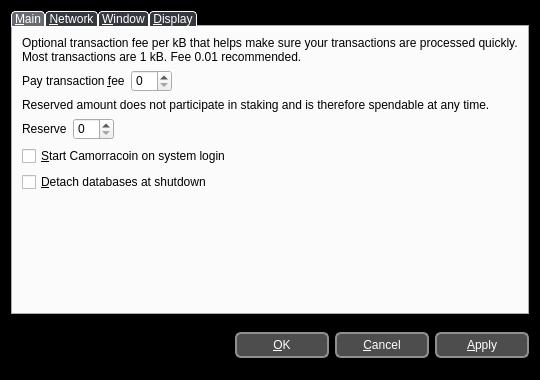
Old version of the form src/qt/forms/optionsdialog.ui in the repository camorracoin/camorracoin.
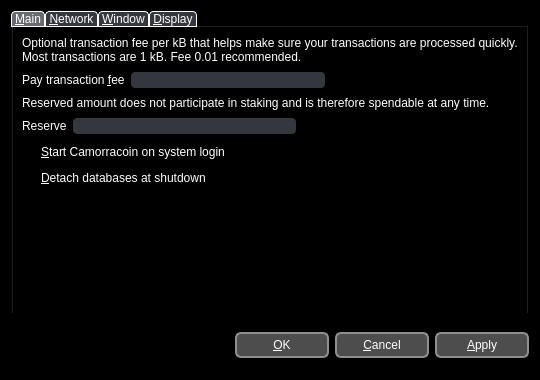
New version of the form. Icons and pictures are not drawn. Custom widgets are drawn as their Qt base class.

```diff
--- a/src/qt/forms/optionsdialog.ui
+++ b/src/qt/forms/optionsdialog.ui
@@ -124,6 +124,10 @@
 }
 QTabBar::tab:selected {
 	background-color: #676A71;
+}
+QWidget {
+	background-color: #000000;
+	color: #FFFFFF;
 }</string>
      </property>
      <property name="tabPosition">
@@ -166,7 +170,19 @@
           </widget>
          </item>
          <item>
-          <widget class="BitcoinAmountField" name="transactionFee"/>
+          <widget class="BitcoinAmountField" name="transactionFee">
+           <property name="styleSheet">
+            <string notr="true">QLineEdit {
+	background-color: #34373E;
+	color: #FFFFFF;
+	border: 1px solid #FFFFFFF;
+	border-radius: 4px;
+}
+QLineEdit:hover {
+	background-color: #676A71;
+}</string>
+           </property>
+          </widget>
          </item>
          <item>
           <spacer name="horizontalSpacerFee">
@@ -212,7 +228,19 @@
           </widget>
          </item>
          <item>
-          <widget class="BitcoinAmountField" name="reserveBalance"/>
+          <widget class="BitcoinAmountField" name="reserveBalance">
+           <property name="styleSheet">
+            <string notr="true">QLineEdit {
+	background-color: #34373E;
+	color: #FFFFFF;
+	border: 1px solid #FFFFFFF;
+	border-radius: 4px;
+}
+QLineEdit:hover {
+	background-color: #676A71;
+}</string>
+           </property>
+          </widget>
          </item>
          <item>
           <spacer name="horizontalSpacerReserveBalance">
@@ -234,6 +262,33 @@
          <property name="toolTip">
           <string>Automatically start Camorracoin after logging in to the system.</string>
          </property>
+         <property name="styleSheet">
+          <string notr="true">QAbstractButton::indicator {
+	border: 1px solid #FFFFFF;
+	border-image: url(:/images/checkbox_unchecked) 0 0 0 0 stretch stretch;
+	background-position: 0px 0px;
+ }
+QCheckBox::indicator:unchecked {
+	border: 1px solid #FFFFFF;
+	border-image: url(:/images/checkbox_unchecked) 0 0 0 0 stretch stretch;
+	background-position: 0px 0px;
+ }
+QCheckBox::indicator {
+	border: 1px solid #FFFFFF;
+	border-image: url(:/images/checkbox_unchecked) 0 0 0 0 stretch stretch;
+	background-position: 0px 0px;
+ }
+QCheckBox::indicator:unchecked {
+	border: 1px solid #FFFFFF;
+	border-image: url(:/images/checkbox_unchecked) 0 0 0 0 stretch stretch;
+	background-position: 0px 0px;
+ }
+QCheckBox::indicator:checked {
+	border: 1px solid #FFFFFF;
+	border-image: url(:/images/checkbox_checked) 0 0 0 0 stretch stretch;
+	background-position: 0px 0px;
+ }</string>
+         </property>
          <property name="text">
           <string>&amp;Start Camorracoin on system login</string>
          </property>
@@ -244,6 +299,33 @@
          <property name="toolTip">
           <string>Detach block and address databases at shutdown. This means they can be moved to another data directory, but it slows down shutdown. The wallet is always detached.</string>
          </property>
+         <property name="styleSheet">
+          <string notr="true">QAbstractButton::indicator {
+	border: 1px solid #FFFFFF;
+	border-image: url(:/images/checkbox_unchecked) 0 0 0 0 stretch stretch;
+	background-position: 0px 0px;
+ }
+QCheckBox::indicator:unchecked {
+	border: 1px solid #FFFFFF;
+	border-image: url(:/images/checkbox_unchecked) 0 0 0 0 stretch stretch;
+	background-position: 0px 0px;
+ }
+QCheckBox::indicator {
+	border: 1px solid #FFFFFF;
+	border-image: url(:/images/checkbox_unchecked) 0 0 0 0 stretch stretch;
+	background-position: 0px 0px;
+ }
+QCheckBox::indicator:unchecked {
+	border: 1px solid #FFFFFF;
+	border-image: url(:/images/checkbox_unchecked) 0 0 0 0 stretch stretch;
+	background-position: 0px 0px;
+ }
+QCheckBox::indicator:checked {
+	border: 1px solid #FFFFFF;
+	border-image: url(:/images/checkbox_checked) 0 0 0 0 stretch stretch;
+	background-position: 0px 0px;
+ }</string>
+         </property>
          <property name="text">
           <string>&amp;Detach databases at shutdown</string>
          </property>
@@ -668,17 +750,17 @@
   </layout>
  </widget>
  <customwidgets>
+  <customwidget>
+   <class>QValidatedLineEdit</class>
+   <extends>QLineEdit</extends>
+   <header>qvalidatedlineedit.h</header>
+  </customwidget>
   <customwidget>
    <class>BitcoinAmountField</class>
-   <extends>QSpinBox</extends>
+   <extends>QLineEdit</extends>
    <header>bitcoinamountfield.h</header>
    <container>1</container>
   </customwidget>
-  <customwidget>
-   <class>QValidatedLineEdit</class>
-   <extends>QLineEdit</extends>
-   <header>qvalidatedlineedit.h</header>
-  </customwidget>
   <customwidget>
    <class>QValueComboBox</class>
    <extends>QComboBox</extends>
```
Left out of the diff: 184 changed lines with no effect on the pictures.
